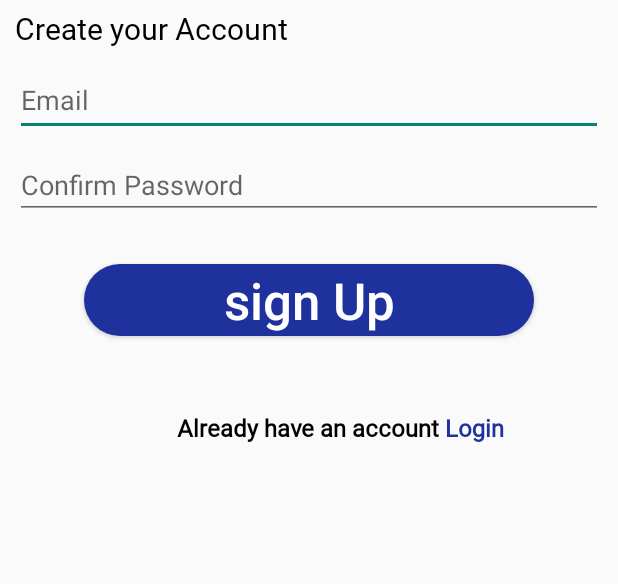
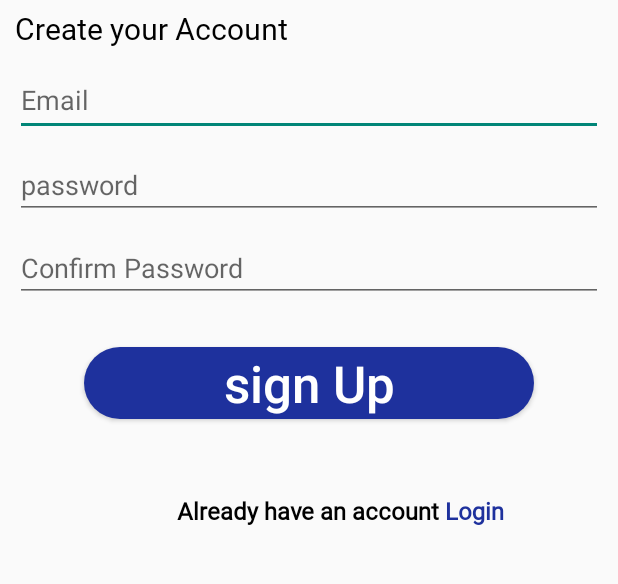
Before and after one commit to saretoduncan/imgflix, an Android app: the NewAccount screen opened directly, with no data from a screen before it, on a phone screen of 412 x 824 dp, the part 112-696 px from its top. Run offline under Robolectric (Android 15) with nearby library versions, the phone set to English and light mode, and no system bars; our stand-ins replace ButterKnife; Roboto replaces fonts that are not available here.

Commit message:
add password validation on sign and login pages

```diff
--- a/app/src/main/java/com/example/imgflix/NewAccount.java
+++ b/app/src/main/java/com/example/imgflix/NewAccount.java
@@ -6,24 +6,46 @@ import android.annotation.SuppressLint;
 import android.content.Intent;
 import android.os.Bundle;
 import android.view.View;
+import android.widget.EditText;
 import android.widget.TextView;
+import android.widget.Toast;
 
 import butterknife.BindView;
 import butterknife.ButterKnife;
 
 public class NewAccount extends AppCompatActivity {
 @SuppressLint("NonConstantResourceId")
-@BindView(R.id.log_in) TextView login;
+@BindView(R.id.signUpButton) TextView signUp;
+@SuppressLint("NonConstantResourceId")
+@BindView(R.id.edRegMail) EditText registrationEmail;
+@SuppressLint("NonConstantResourceId")
+@BindView(R.id.first_attempt) EditText firstPassword;
+@SuppressLint("NonConstantResourceId")
+@BindView(R.id.second_attempt) EditText confirmPassword;
     @Override
     protected void onCreate(Bundle savedInstanceState) {
         super.onCreate(savedInstanceState);
         setContentView(R.layout.activity_newaccount);
         ButterKnife.bind(this);
-        login.setOnClickListener(new View.OnClickListener() {
+        signUp.setOnClickListener(new View.OnClickListener() {
+            @SuppressLint("SetTextI18n")
             @Override
             public void onClick(View view) {
-                 Intent intent= new Intent(NewAccount.this, MainActivity.class);
-                 startActivity(intent);
+            boolean validateEmail= Validation.isEmailAddress(registrationEmail, true);
+            if(firstPassword.length()==0){
+                firstPassword.setText("required");
+            }
+            if (confirmPassword.length()==0){
+                confirmPassword.setError("required");
+            }
+            if(!confirmPassword.getText().toString().equals(firstPassword.getText().toString())){
+                confirmPassword.setError("password do not match");
+            }
+            if(validateEmail&&confirmPassword.getText().toString().equals(firstPassword.getText().toString())) {
+                Intent intent = new Intent(NewAccount.this, MainActivity.class);
+                Toast.makeText(NewAccount.this, "signup successful", Toast.LENGTH_SHORT).show();
+                startActivity(intent);
+            }
             }
         });
     }
--- a/app/src/main/res/layout/activity_newaccount.xml
+++ b/app/src/main/res/layout/activity_newaccount.xml
@@ -44,10 +44,21 @@
 
 
     <EditText
+        android:id="@+id/first_attempt"
+        android:layout_width="match_parent"
+        android:layout_height="wrap_content"
+        android:layout_below="@+id/edRegMail"
+        android:layout_marginTop="10dp"
+        android:autofillHints="testHint"
+        android:hint="@string/password"
+        android:inputType="textPassword"
+
+        />
+    <EditText
         android:id="@+id/second_attempt"
         android:layout_width="match_parent"
         android:layout_height="wrap_content"
-        android:layout_below="@+id/edRegMail"
+        android:layout_below="@+id/first_attempt"
         android:layout_marginTop="10dp"
         android:autofillHints="testHint"
         android:hint="@string/confirm_password"
--- a/app/src/main/res/values/strings.xml
+++ b/app/src/main/res/values/strings.xml
@@ -12,4 +12,5 @@
     <string name="login_to_your_account">Login to your account</string>
     <string name="coding_staff">coding staff</string>
 
+
 </resources>
```
